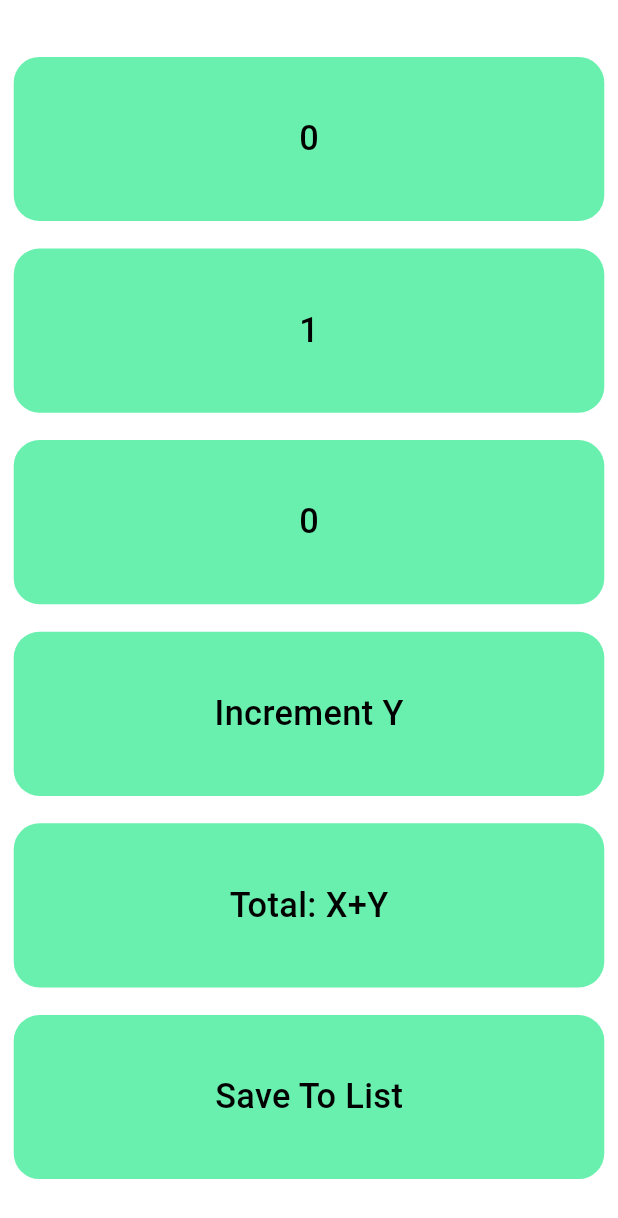
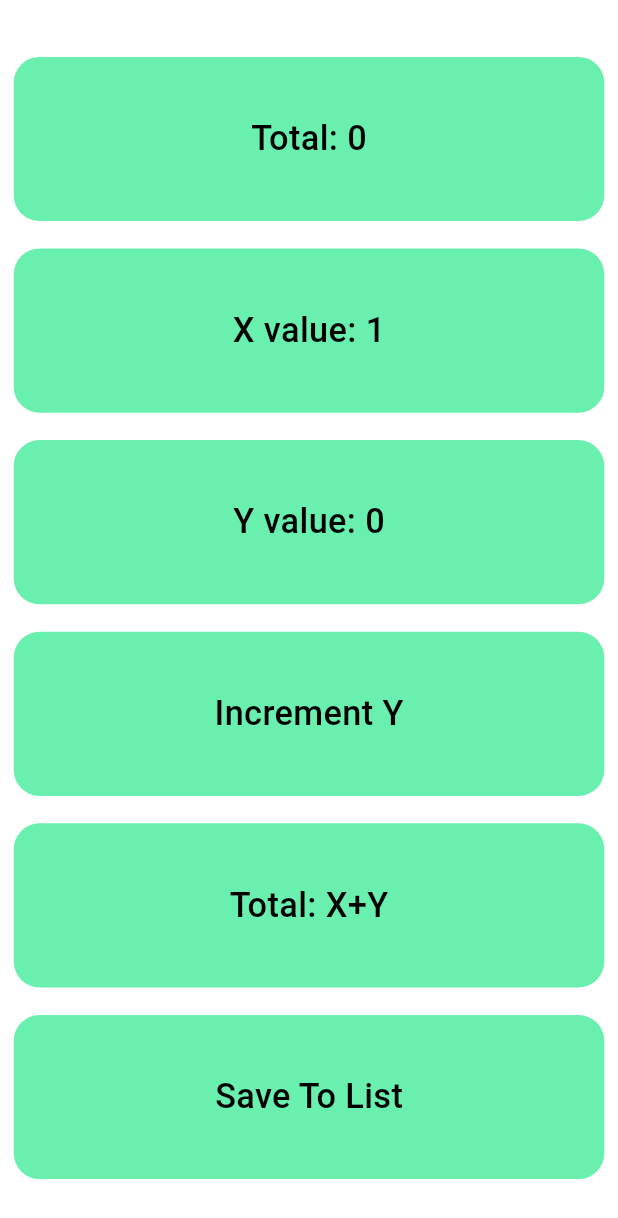
Before and after one commit to rafiul9040devapp/Flexing-UI, a Flutter app: the screen it shows after launch, after a tap on "Increase X", after a tap on "Go to Third Page", after a tap on "Go To The Next Page", on a phone screen of 412 x 824 dp. Shown: the top 1218 px of the screen. Run offline on Flutter 3.47's test engine with Material 3 defaults, Android fonts, the phone set to English and light mode, and no system bars; our stand-ins replace dio, flutter_screenutil, flutter_spinkit, get; network calls fail.

Commit message:
learning GetX with reactive approach is refactored

```diff
--- /dev/null
+++ b/lib/learn_getx/controller/list_controller.dart
@@ -0,0 +1,8 @@
+import 'package:get/get.dart';
+
+class ListController extends GetxController {
+  final RxList<int> _listOfTotal = <int>[].obs;
+  RxList<int> get listOfTotal => _listOfTotal;
+
+  void addItemsToList(int total) => _listOfTotal.insert(0, total);
+}
--- /dev/null
+++ b/lib/learn_getx/helper/init_controller.dart
@@ -0,0 +1,12 @@
+import 'package:flexing/learn_getx/controller/list_controller.dart';
+import 'package:flexing/learn_getx/controller/tap_controller_for_x.dart';
+import 'package:flexing/learn_getx/controller/tap_controller_for_y.dart';
+import 'package:flexing/learn_getx/controller/tap_controller_for_z.dart';
+import 'package:get/get.dart';
+
+Future<void> init() async{
+  Get.lazyPut(()=>TapControllerForX());
+  Get.lazyPut(()=>TapControllerForY());
+  Get.lazyPut(()=>TapControllerForZ());
+  Get.lazyPut(() => ListController());
+}
--- a/lib/learn_getx/pages/fourth_page.dart
+++ b/lib/learn_getx/pages/fourth_page.dart
@@ -22,9 +22,9 @@ class FourthPage extends StatelessWidget {
             mainAxisAlignment: MainAxisAlignment.center,
             crossAxisAlignment: CrossAxisAlignment.center,
             children: [
-              Obx(() => CustomButton(controllerForZ.total.value.toString(), () => null)),
-              CustomButton(Get.find<TapControllerForX>().x.toString(), () => Get.offAll(()=>StartScreen())),
-              Obx(() => CustomButton(controllerForY.y.value.toString(), () => null)),
+              Obx(() => CustomButton('Total: ${controllerForZ.total.value}', () => null)),
+              CustomButton('X value: ${Get.find<TapControllerForX>().x}', () => Get.offAll(()=>StartScreen())),
+              Obx(() => CustomButton('Y value: ${controllerForY.y.value}', () => null)),
               CustomButton('Increment Y', () => controllerForY.incrementY()),
               CustomButton('Total: X+Y', () => controllerForZ.getTotal(Get.find<TapControllerForX>().x, controllerForY.y.value)),
               CustomButton('Save To List', () => null),
--- a/lib/main.dart
+++ b/lib/main.dart
@@ -7,8 +7,11 @@ import 'package:flexing/screens/watch_screen.dart';
 import 'package:flutter/material.dart';
 import 'package:flutter_screenutil/flutter_screenutil.dart';
 import 'package:get/get.dart';
+import 'learn_getx/helper/init_controller.dart' as di;
 
-void main() {
+Future<void> main() async {
+  WidgetsFlutterBinding.ensureInitialized();
+  await di.init();
   runApp(const MyApp());
 }
 
@@ -29,9 +32,9 @@ class MyApp extends StatelessWidget {
           initialRoute: '/',
           theme: ThemeData(
               useMaterial3: true,
-              appBarTheme: const AppBarTheme(backgroundColor: Colors.white24),
+              appBarTheme: AppBarTheme(backgroundColor: Colors.blueAccent.shade100),
               colorScheme: const ColorScheme.light(
-                  background: Colors.white24, onPrimary: Colors.purple)),
+                  background: Colors.white, onPrimary: Colors.purple)),
           home: child,
         );
       },
```
